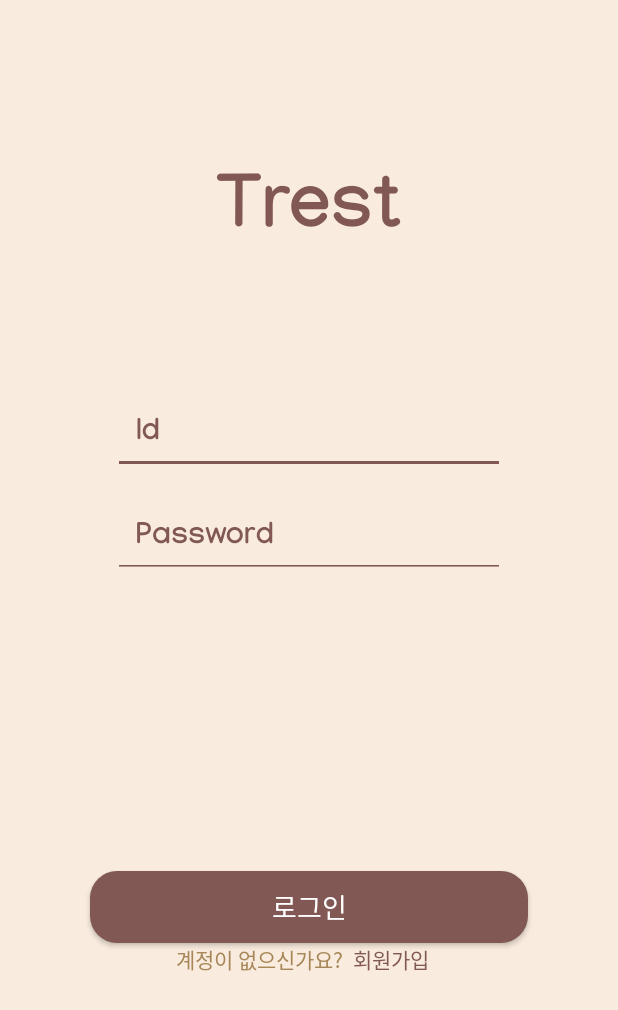
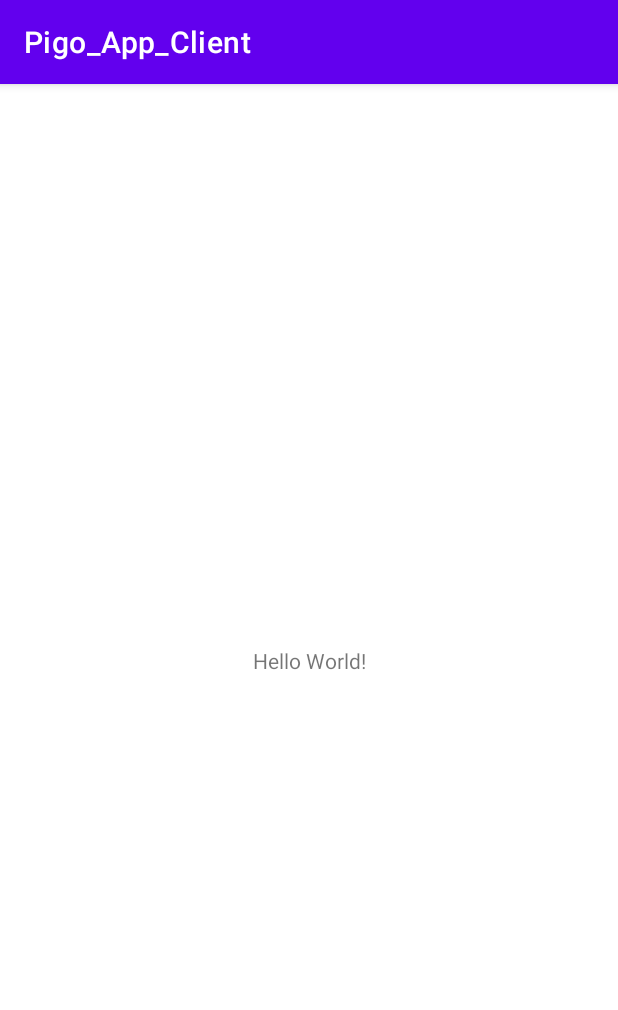
Before and after one commit to Trest-team/App_Client, an Android app: the screen it shows after launch (LoginActivity before the commit, MainActivity after it), on a phone screen of 412 x 824 dp. Shown: the top 1010 px of the screen. Run offline under Robolectric (Android 15) with nearby library versions, the light colour scheme and no system bars.

Commit message:
Revert "회원가입 Activity 1차 구현 완료"

```diff
--- a/app/src/main/java/com/example/pigo_app_client/ui/login/LoginActivity.kt
+++ /dev/null
@@ -1,34 +0,0 @@
-package com.example.pigo_app_client.ui.login
-
-import android.content.Intent
-import androidx.appcompat.app.AppCompatActivity
-import android.os.Bundle
-import androidx.databinding.DataBindingUtil
-import com.example.pigo_app_client.MainActivity
-import com.example.pigo_app_client.R
-import com.example.pigo_app_client.databinding.ActivityLoginBinding
-import com.example.pigo_app_client.ui.signup.SignUpActivity
-
-class LoginActivity : AppCompatActivity() {
-
-    lateinit var binding : ActivityLoginBinding
-
-    override fun onCreate(savedInstanceState: Bundle?) {
-        super.onCreate(savedInstanceState)
-
-        binding = DataBindingUtil.setContentView(this, R.layout.activity_login)
-
-        binding.activity = this
-        binding.lifecycleOwner = this
-
-    }
-
-    fun login(){
-        startActivity(Intent(this, MainActivity::class.java))
-    }
-
-    fun signUp(){
-        startActivity(Intent(this, SignUpActivity::class.java))
-    }
-
-}
--- a/app/src/main/res/drawable/redge_brown_18dp.xml
+++ /dev/null
@@ -1,11 +0,0 @@
-<?xml version="1.0" encoding="utf-8"?>
-<shape xmlns:android="http://schemas.android.com/apk/res/android"
-    android:padding="10dp"
-    android:shape="rectangle" >
-    <solid android:color="@color/main_brown" />
-    <corners
-        android:bottomLeftRadius="18dp"
-        android:bottomRightRadius="18dp"
-        android:topLeftRadius="18dp"
-        android:topRightRadius="18dp" />
-</shape>
--- a/app/src/main/res/font/manjari_bold.xml
+++ /dev/null
@@ -1,8 +0,0 @@
-<?xml version="1.0" encoding="utf-8"?>
-<font-family xmlns:android="http://schemas.android.com/apk/res/android">
-
-    <font
-        android:fontStyle = "normal"
-        android:font = "@font/ttf_manjari_bold"/>
-
-</font-family>
--- a/app/src/main/res/font/notosanskr_bold.xml
+++ /dev/null
@@ -1,8 +0,0 @@
-<?xml version="1.0" encoding="utf-8"?>
-<font-family xmlns:android="http://schemas.android.com/apk/res/android">
-
-    <font
-        android:fontStyle = "normal"
-        android:font = "@font/otf_notosanskr_bold"/>
-
-</font-family>
--- a/app/src/main/res/layout/activity_login.xml
+++ /dev/null
@@ -1,74 +0,0 @@
-<?xml version="1.0" encoding="utf-8"?>
-
-<layout xmlns:android="http://schemas.android.com/apk/res/android"
-    xmlns:tools="http://schemas.android.com/tools"
-    xmlns:app="http://schemas.android.com/apk/res-auto">
-  <data>
-    <variable
-        name="activity"
-        type="com.example.pigo_app_client.ui.login.LoginActivity" />
-  </data>
-
-  <androidx.constraintlayout.widget.ConstraintLayout
-      android:layout_width="match_parent"
-      android:layout_height="match_parent"
-      android:background="@color/main_beige"
-      tools:context=".ui.login.LoginActivity">
-
-    <TextView style="@style/LoginTitleText"
-        android:id="@+id/textView"
-        android:layout_width="wrap_content"
-        android:layout_height="wrap_content"
-        android:layout_marginTop="100dp"
-        android:text="Trest"
-        app:layout_constraintEnd_toEndOf="parent"
-        app:layout_constraintStart_toStartOf="parent"
-        app:layout_constraintTop_toTopOf="parent" />
-
-    <EditText style="@style/LoginEditText"
-        android:id="@+id/editText_VerificationNum_SignUpFragment3"
-        android:hint="Id"
-        android:layout_marginTop="80dp"
-        app:layout_constraintEnd_toEndOf="parent"
-        app:layout_constraintStart_toStartOf="parent"
-        app:layout_constraintTop_toBottomOf="@+id/textView" />
-
-    <EditText style="@style/LoginEditText"
-        android:id="@+id/editText_UserId_SignUpActivity"
-        android:hint="Password"
-        android:inputType="textPassword"
-        android:layout_marginTop="15dp"
-        app:layout_constraintEnd_toEndOf="parent"
-        app:layout_constraintStart_toStartOf="parent"
-        app:layout_constraintTop_toBottomOf="@id/editText_VerificationNum_SignUpFragment3" />
-
-
-    <Button style="@style/LoginButton"
-        android:id="@+id/button_Next_SignUpFragment3"
-        android:onClick="@{() -> activity.login()}"
-        app:layout_constraintBottom_toBottomOf="parent"
-        app:layout_constraintEnd_toEndOf="parent"
-        app:layout_constraintStart_toStartOf="parent"
-        app:layout_constraintTop_toBottomOf="@+id/editText_UserId_SignUpActivity" />
-
-    <TextView style="@style/SignUpText"
-        android:id="@+id/textView2"
-        android:layout_marginRight="60dp"
-        android:text="계정이 없으신가요?  "
-        android:textColor="#A78758"
-        android:clickable="false"
-        app:layout_constraintBottom_toBottomOf="@+id/textView_SignUp_LoginActivity"
-        app:layout_constraintEnd_toEndOf="@+id/button_Next_SignUpFragment3"
-        app:layout_constraintStart_toStartOf="@+id/button_Next_SignUpFragment3"
-        app:layout_constraintTop_toTopOf="@+id/textView_SignUp_LoginActivity" />
-
-    <TextView style="@style/SignUpText"
-        android:id="@+id/textView_SignUp_LoginActivity"
-        android:text="회원가입"
-        android:textColor="@color/main_brown"
-        android:onClick="@{() -> activity.signUp()}"
-        app:layout_constraintStart_toEndOf="@+id/textView2"
-        app:layout_constraintTop_toBottomOf="@+id/button_Next_SignUpFragment3" />
-
-  </androidx.constraintlayout.widget.ConstraintLayout>
-</layout>
--- a/app/src/main/res/values/colors.xml
+++ b/app/src/main/res/values/colors.xml
@@ -7,7 +7,4 @@
     <color name="teal_700">#FF018786</color>
     <color name="black">#FF000000</color>
     <color name="white">#FFFFFFFF</color>
-
-    <color name="main_beige">#F9EBDE</color>
-    <color name="main_brown">#815854</color>
 </resources>
--- a/app/src/main/res/values/strings.xml
+++ b/app/src/main/res/values/strings.xml
@@ -1,7 +1,3 @@
 <resources>
     <string name="app_name">Pigo_App_Client</string>
-    <string name="withoutAccount"><u>계정이 없으신가요?</u></string>
-    <string name="withAccount"><u>계정이 있으신가요?</u></string>
-    <string name="signUp"><u>회원가입</u></string>
-    <string name="login"><u>로그인</u></string>
 </resources>
--- a/app/src/main/res/values/styles.xml
+++ /dev/null
@@ -1,49 +0,0 @@
-<?xml version="1.0" encoding="utf-8"?>
-<resources>
-
-    <style name="LoginTitleText">
-        <item name="android:layout_width">wrap_content</item>
-        <item name="android:layout_height">wrap_content</item>
-        <item name="android:textSize">50dp</item>
-        <item name="android:textColor">@color/main_brown</item>
-        <item name="fontFamily">@font/manjari_bold</item>
-    </style>
-
-    <style name="LoginEditText">
-        <item name="android:layout_width">match_parent</item>
-        <item name="android:layout_height">wrap_content</item>
-        <item name="android:textSize">20dp</item>
-        <item name="android:paddingLeft">15dp</item>
-        <item name="android:backgroundTint">@color/main_brown</item>
-        <item name="android:layout_marginHorizontal">75dp</item>
-        <item name="android:textColor">@color/main_brown</item>
-        <item name="android:textColorHint">@color/main_brown</item>
-        <item name="fontFamily">@font/manjari_bold</item>
-    </style>
-
-    <style name="LoginButton" parent="ClickableItem">
-        <item name="android:layout_width">match_parent</item>
-        <item name="android:layout_height">wrap_content</item>
-        <item name="android:background">@drawable/redge_brown_18dp</item>
-        <item name="android:layout_marginHorizontal">60dp</item>
-        <item name="android:text">로그인</item>
-        <item name="android:fontFamily">@font/notosanskr_bold</item>
-        <item name="android:textColor">@color/white</item>
-        <item name="android:textSize">18dp</item>
-    </style>
-
-    <style name="SignUpText" parent="ClickableItem">
-        <item name="android:layout_width">wrap_content</item>
-        <item name="android:layout_height">wrap_content</item>
-        <item name="android:text"><p><u>Underline me</u></p></item>
-        <item name="android:fontFamily">@font/notosanskr_bold</item>
-        <item name="android:textSize">14dp</item>
-    </style>
-
-    <style name="ClickableItem">
-        <item name="android:clickable">true</item>
-        <item name="android:foreground">?attr/selectableItemBackground</item>
-    </style>
-
-<!--    <item name=""></item>-->
-</resources>
--- a/app/src/main/res/values/themes.xml
+++ b/app/src/main/res/values/themes.xml
@@ -1,6 +1,6 @@
 <resources xmlns:tools="http://schemas.android.com/tools">
     <!-- Base application theme. -->
-    <style name="Theme.Pigo_App_Client" parent="Theme.AppCompat.Light.NoActionBar">
+    <style name="Theme.Pigo_App_Client" parent="Theme.MaterialComponents.DayNight.DarkActionBar">
         <!-- Primary brand color. -->
         <item name="colorPrimary">@color/purple_500</item>
         <item name="colorPrimaryVariant">@color/purple_700</item>
```
Also changed, not shown: app/build.gradle (+0 -8 lines), app/src/main/AndroidManifest.xml (+2 -5 lines), app/src/main/java/com/example/pigo_app_client/ui/signup/MAdapter.kt (deleted, +0 -113 lines), app/src/main/java/com/example/pigo_app_client/ui/signup/SignUpActivity.kt (deleted, +0 -48 lines), app/src/main/java/com/example/pigo_app_client/ui/signup/SignUpViewModel.kt (deleted, +0 -11 lines), app/src/main/res/layout/activity_signup.xml (deleted, +0 -30 lines), app/src/main/res/layout/layout_sign_up1.xml (deleted, +0 -51 lines), app/src/main/res/layout/layout_sign_up2.xml (deleted, +0 -50 lines), app/src/main/res/layout/layout_sign_up3.xml (deleted, +0 -39 lines), app/src/main/res/font/ttf_manjari_bold.ttf (deleted).
